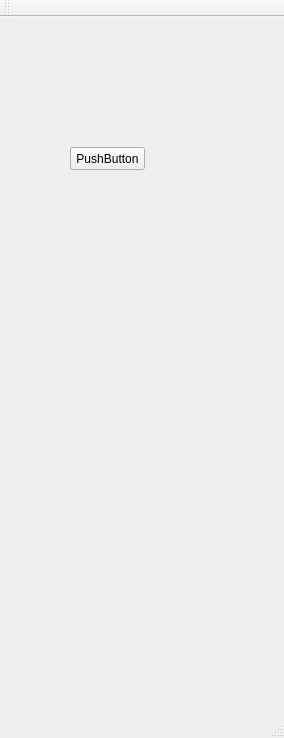
Before: the Qt Designer form Editor/Editor.ui in csy200926/RenderingEngine, drawn with Qt 5.
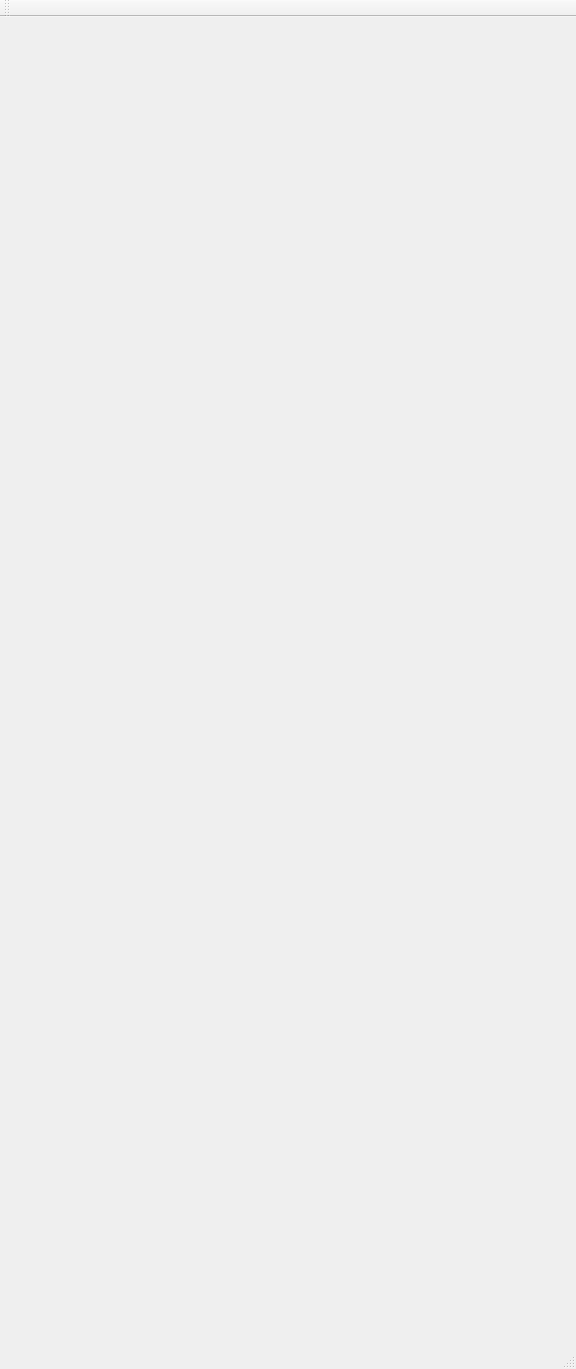
After: the same form once the commit is applied.

The edit to the form file:
```diff
--- a/Editor/Editor.ui
+++ b/Editor/Editor.ui
@@ -6,28 +6,14 @@
    <rect>
     <x>0</x>
     <y>0</y>
-    <width>284</width>
-    <height>738</height>
+    <width>576</width>
+    <height>1369</height>
    </rect>
   </property>
   <property name="windowTitle">
    <string>Editor</string>
   </property>
-  <widget class="QWidget" name="centralWidget">
-   <widget class="QPushButton" name="pushButton">
-    <property name="geometry">
-     <rect>
-      <x>70</x>
-      <y>130</y>
-      <width>75</width>
-      <height>23</height>
-     </rect>
-    </property>
-    <property name="text">
-     <string>PushButton</string>
-    </property>
-   </widget>
-  </widget>
+  <widget class="QWidget" name="centralWidget"/>
   <widget class="QMenuBar" name="menuBar">
    <property name="geometry">
     <rect>
```
Left out of the diff: 4 changed lines with no effect on the pictures.
